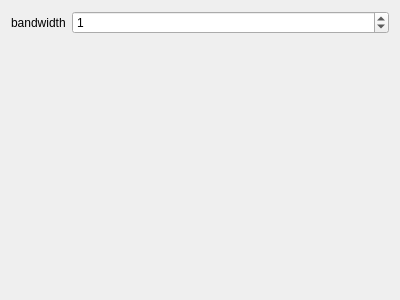
Above: dialogs/portdatadialog.ui from SammyEnigma/Soc-Performance-Evaluation before the change. Below: the same form after it.
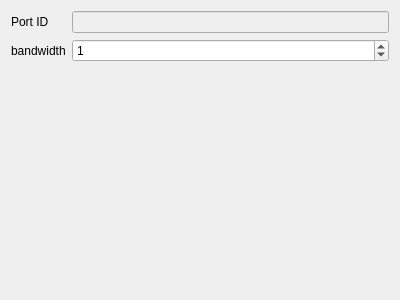
That is the form after the change.

Commit message: 复制的Port添加ID；复制的连接线添加到全局列表中用来实时更改位置

Patch:
```diff
--- a/dialogs/portdatadialog.ui
+++ b/dialogs/portdatadialog.ui
@@ -16,20 +16,34 @@
   <layout class="QVBoxLayout" name="verticalLayout">
    <item>
     <layout class="QFormLayout" name="formLayout">
-     <item row="0" column="0">
+     <item row="1" column="0">
       <widget class="QLabel" name="label">
        <property name="text">
         <string>bandwidth</string>
        </property>
       </widget>
      </item>
-     <item row="0" column="1">
+     <item row="1" column="1">
       <widget class="QSpinBox" name="spinBox">
        <property name="value">
         <number>1</number>
        </property>
       </widget>
      </item>
+     <item row="0" column="0">
+      <widget class="QLabel" name="label_2">
+       <property name="text">
+        <string>Port ID</string>
+       </property>
+      </widget>
+     </item>
+     <item row="0" column="1">
+      <widget class="QLineEdit" name="lineEdit">
+       <property name="enabled">
+        <bool>false</bool>
+       </property>
+      </widget>
+     </item>
     </layout>
    </item>
   </layout>
```
The commit also changes 4 other files.
